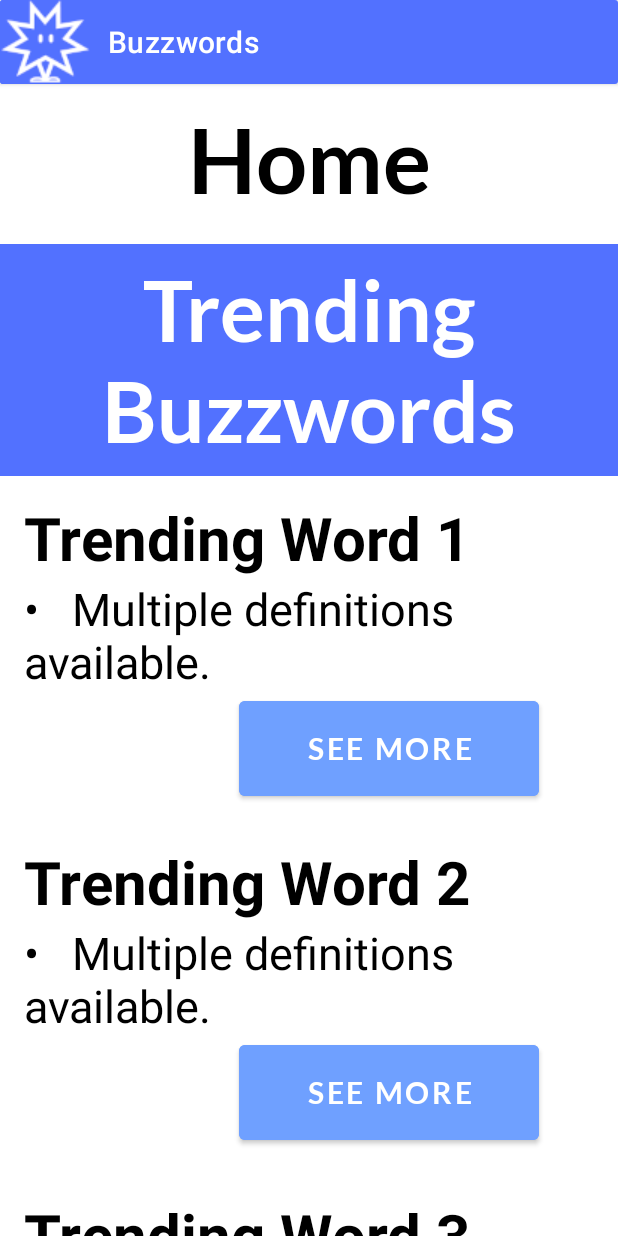
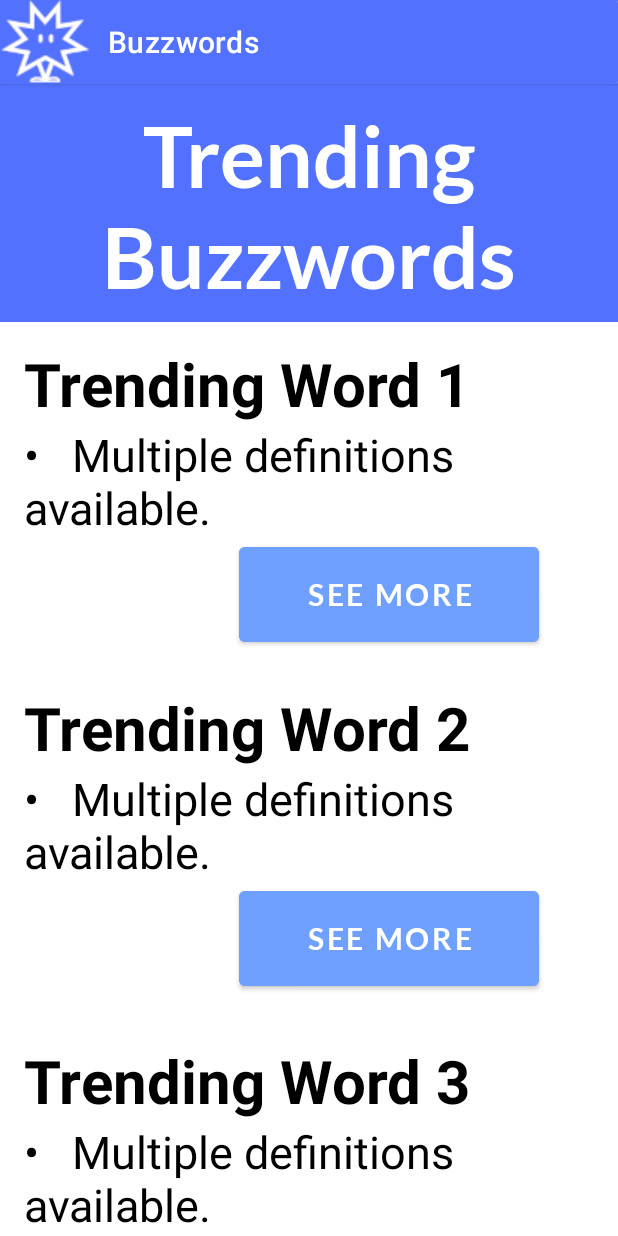
Before and after one commit to ThomasPark32/Buzzwordsv1_1, an Android app: the screen it shows after launch (MainActivity), on a phone screen of 412 x 824 dp. Run offline under Robolectric (Android 15) with nearby library versions, the phone set to English and light mode, and no system bars; our stand-ins replace Firebase (no records; nobody signed in at launch, a user with empty details on screens opened directly); Roboto replaces fonts that are not available here; 8 statements that could not run were skipped.

Commit message:
Version 1.2.2:
Added comments, deleted log entries

```diff
--- a/app/src/main/java/com/example/buzzwordsv1_1/AboutActivity.java
+++ b/app/src/main/java/com/example/buzzwordsv1_1/AboutActivity.java
@@ -7,7 +7,9 @@ import android.view.View;
 import android.view.Window;
 
 public class AboutActivity extends AppCompatActivity {
-
+    /**
+     * Runs this method once at the creation of this activity.
+     */
     @Override
     protected void onCreate(Bundle savedInstanceState) {
         super.onCreate(savedInstanceState);
--- a/app/src/main/java/com/example/buzzwordsv1_1/ContactUsActivity.java
+++ b/app/src/main/java/com/example/buzzwordsv1_1/ContactUsActivity.java
@@ -7,7 +7,9 @@ import android.view.View;
 import android.view.Window;
 
 public class ContactUsActivity extends AppCompatActivity {
-
+    /**
+     * Runs this method once at the creation of this activity.
+     */
     @Override
     protected void onCreate(Bundle savedInstanceState) {
         super.onCreate(savedInstanceState);
--- a/app/src/main/java/com/example/buzzwordsv1_1/Controller.java
+++ b/app/src/main/java/com/example/buzzwordsv1_1/Controller.java
@@ -1,7 +1,6 @@
 package com.example.buzzwordsv1_1;
 
 import android.app.Application;
-import android.util.Log;
 
 import java.util.ArrayList;
 
--- a/app/src/main/java/com/example/buzzwordsv1_1/MainActivity.java
+++ b/app/src/main/java/com/example/buzzwordsv1_1/MainActivity.java
@@ -38,6 +38,9 @@ public class MainActivity extends AppCompatActivity {
     Buzzword wotd;
     // Current image used for Buzzy's expression
     int choice;
+    /**
+     * This method will run when the activity is first created. This way, the app can read from the Firebase only once.
+     */
     @Override
     protected void onCreate(Bundle savedInstanceState) {
         super.onCreate(savedInstanceState);
@@ -45,8 +48,15 @@ public class MainActivity extends AppCompatActivity {
         setContentView(R.layout.activity_main);
 
         readAllBuzzwordDataFB();
+
+        // Global controller class object
+        final Controller aController = (Controller) getApplicationContext();
+
+        // Make a Buzzword object with Buzzword's definition
+        Buzzword special = new Buzzword("buzzword");
+        special.addDefinition("A word commonly found in contemporary sources.");
+        aController.addBuzzwords(special);
     }
-
     /**
      * This method will run when the activity is resumed. It resets Buzzy's rotation.
      */
@@ -57,7 +67,6 @@ public class MainActivity extends AppCompatActivity {
         ImageView buzzyView = findViewById(R.id.buzzy);
         buzzyView.setRotation(0);
     }
-
     /**
      * Creates a new intent, finds which button was pressed, gets the word associated with the button, and starts the definition activity.
      * @param v the view
@@ -166,12 +175,6 @@ public class MainActivity extends AppCompatActivity {
                     aController.addBuzzwords(word);
                 }
                 setTrendingWords();
-                // Choose Word of the Day, if it is a new day
-                if (newDay == true) {
-                    chooseWOTD(aController.getAllBuzzwords().size());
-                }
-                // Set the newDay boolean to false
-                newDay = false;
             }
             @Override
             public void onCancelled(@NonNull DatabaseError error) {
@@ -180,7 +183,6 @@ public class MainActivity extends AppCompatActivity {
             }
         });
     }
-
     /**
      * Gets the trending Buzzwords from the Firebase Database, sets the words already present in the ArrayList of Buzzwords to trending, then puts them in the ArrayList of Trending Buzzwords, all located in the Controller class.
      */
@@ -221,12 +223,17 @@ public class MainActivity extends AppCompatActivity {
                         if (word.getBuzzword().equals(dataSnapshot.child("/"+index+"/word").getValue().toString())) {
                             for (int index2 = 0; index2 < dataSnapshot.child("/"+index+"/headlines").getChildrenCount(); index2++) {
                                 String headline = dataSnapshot.child("/"+index+"/headlines/"+index2+"/source").getValue().toString() + ": " + dataSnapshot.child("/"+index+"/headlines/"+index2+"/title").getValue().toString();
-                                Log.d("Carmen","Headline: " + headline);
                                 word.addHeadlines(headline);
                             }
                         }
                     }
                 }
+                // Choose Word of the Day, if it is a new day
+                if (newDay == true) {
+                    chooseWOTD(aController.getAllBuzzwords().size());
+                }
+                // Set the newDay boolean to false
+                newDay = false;
                 // Display buzzwords to main activity screen
                 sendBuzzwords();
             }
@@ -338,7 +345,6 @@ public class MainActivity extends AppCompatActivity {
      * @param v the view
      */
     public void switchFace(View v){
-        Log.d("Buzz","I was clicked");
         ImageView buzzyView = findViewById(R.id.buzzy);
         int original = choice;
         int number = 0;
--- a/app/src/main/res/layout/activity_main.xml
+++ b/app/src/main/res/layout/activity_main.xml
@@ -46,29 +46,13 @@
 
 
             <TextView
-                android:id="@+id/homeTitle"
-                android:layout_width="match_parent"
-                android:layout_height="wrap_content"
-                android:layout_marginTop="60dp"
-                android:fontFamily="@font/lato_bold"
-                android:paddingTop="10dp"
-                android:paddingBottom="20dp"
-                android:text="@string/homeTxt"
-                android:textAlignment="center"
-                android:textColor="#000000"
-                android:textSize="60sp"
-                app:layout_constraintEnd_toEndOf="parent"
-                app:layout_constraintStart_toStartOf="parent"
-                app:layout_constraintTop_toTopOf="parent" />
-
-            <TextView
                 android:id="@+id/TrendingTitle"
                 android:layout_width="match_parent"
                 android:layout_height="wrap_content"
                 android:background="@color/buzzblue"
                 android:fontFamily="@font/lato_bold"
                 android:includeFontPadding="false"
-                android:paddingTop="10dp"
+                android:paddingTop="70dp"
                 android:paddingBottom="10dp"
                 android:text="@string/trendingStr"
                 android:textAlignment="center"
```
Also changed, not shown: app/src/main/java/com/example/buzzwordsv1_1/Buzzword.java (+14 -0 lines), app/src/main/java/com/example/buzzwordsv1_1/DefinitionActivity.java (+11 -3 lines), app/src/main/java/com/example/buzzwordsv1_1/SearchResultsActivity.java (+6 -4 lines), app/src/main/res/layout/activity_search_results.xml (+7 -0 lines).
